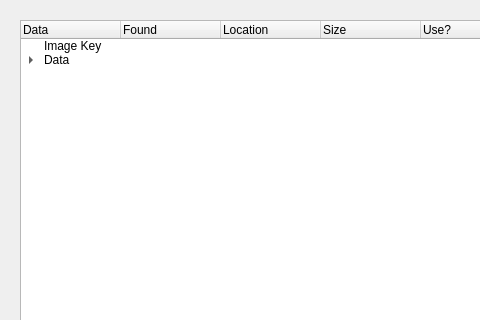
Above: mantidimaging/gui/ui/nexus_load_dialog.ui from mantidproject/mantidimaging before the change; both pictures show x 0 to 480 and y 0 to 320 of the 690 by 499 pixel window. Below: the same form after it.
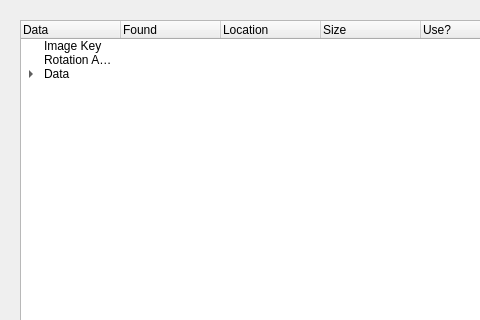
That is the form after the change.

Commit message: rotation angle field

```diff
--- a/mantidimaging/gui/ui/nexus_load_dialog.ui
+++ b/mantidimaging/gui/ui/nexus_load_dialog.ui
@@ -138,6 +138,11 @@
              <string/>
             </property>
            </item>
+           <item>
+            <property name="text">
+             <string>Rotation Angles</string>
+            </property>
+           </item>
            <item>
             <property name="text">
              <string>Data</string>
```
The commit also changes 2 other files.
